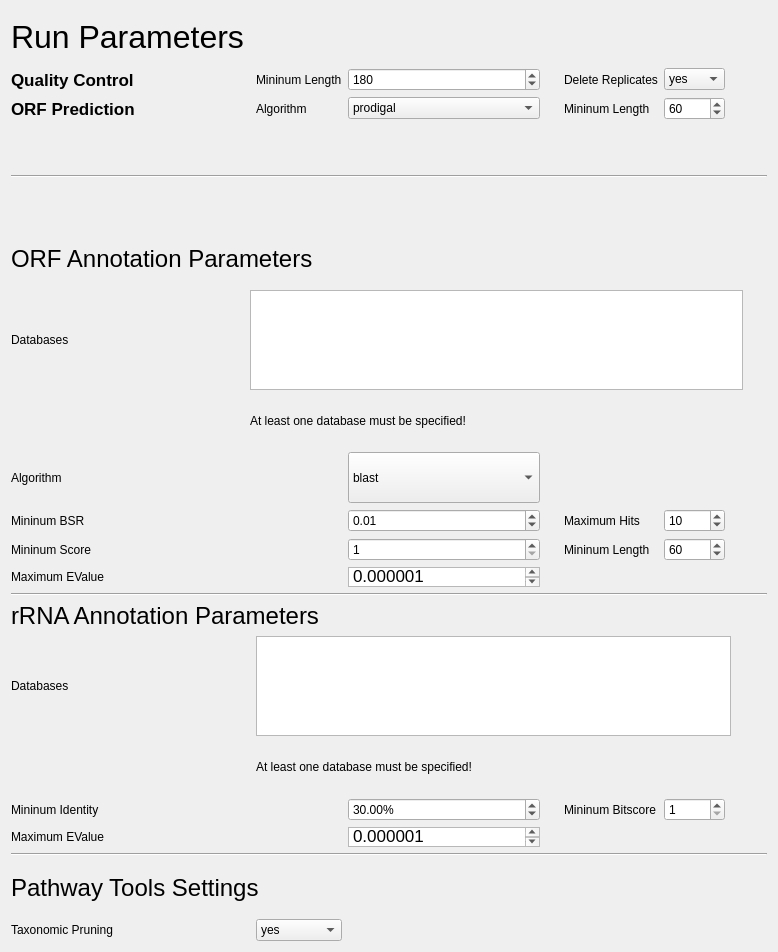
First picture: the form in SettingsTab.ui, repository hallamlab/MetaPathwaysGUI, before the edit.
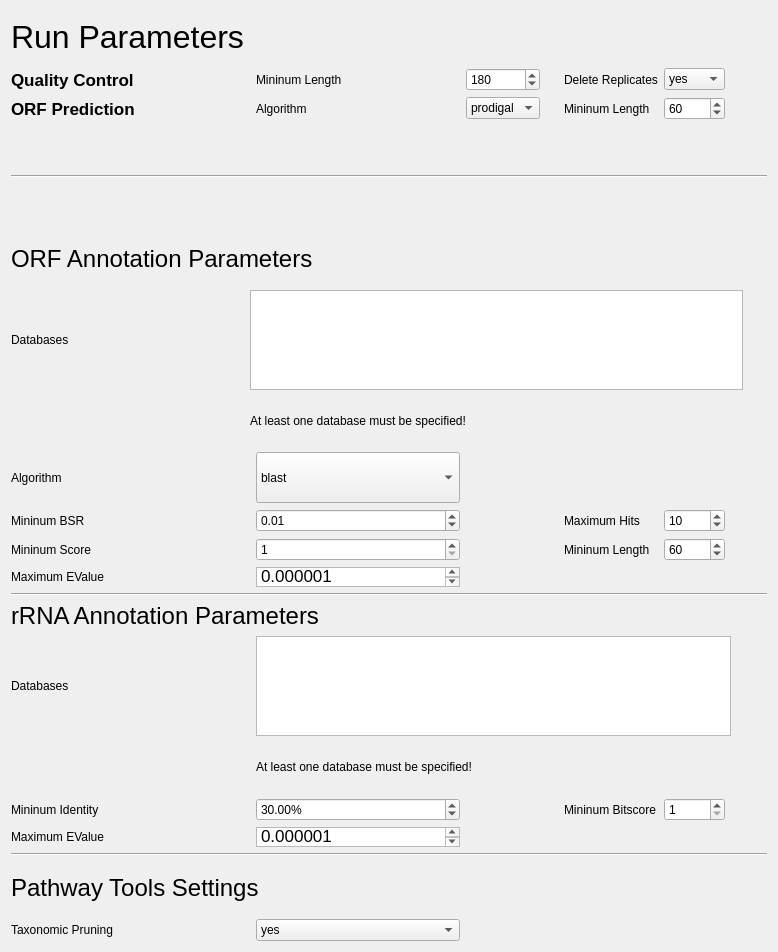
Second picture: the form after the edit.

What changed in the file:
```diff
--- a/SettingsTab.ui
+++ b/SettingsTab.ui
@@ -40,16 +40,6 @@
      </property>
     </widget>
    </item>
-   <item row="14" column="3">
-    <widget class="QSpinBox" name="annotationMIN_SCORE">
-     <property name="minimum">
-      <number>1</number>
-     </property>
-     <property name="maximum">
-      <number>10000</number>
-     </property>
-    </widget>
-   </item>
    <item row="4" column="0">
     <widget class="QLabel" name="label">
      <property name="font">
@@ -133,29 +123,6 @@
      </property>
     </widget>
    </item>
-   <item row="15" column="3">
-    <widget class="QTextEdit" name="annotationMAX_EVALUE">
-     <property name="minimumSize">
-      <size>
-       <width>139</width>
-       <height>0</height>
-      </size>
-     </property>
-     <property name="maximumSize">
-      <size>
-       <width>16777215</width>
-       <height>20</height>
-      </size>
-     </property>
-     <property name="html">
-      <string>&lt;!DOCTYPE HTML PUBLIC &quot;-//W3C//DTD HTML 4.0//EN&quot; &quot;http://www.w3.org/TR/REC-html40/strict.dtd&quot;&gt;
-&lt;html&gt;&lt;head&gt;&lt;meta name=&quot;qrichtext&quot; content=&quot;1&quot; /&gt;&lt;style type=&quot;text/css&quot;&gt;
-p, li { white-space: pre-wrap; }
-&lt;/style&gt;&lt;/head&gt;&lt;body style=&quot; font-family:'Lucida Grande'; font-size:13pt; font-weight:400; font-style:normal;&quot;&gt;
-&lt;p style=&quot; margin-top:0px; margin-bottom:0px; margin-left:0px; margin-right:0px; -qt-block-indent:0; text-indent:0px;&quot;&gt;0.000001&lt;/p&gt;&lt;/body&gt;&lt;/html&gt;</string>
-     </property>
-    </widget>
-   </item>
    <item row="14" column="0" colspan="2">
     <widget class="QLabel" name="label_12">
      <property name="text">
@@ -205,49 +172,6 @@
      </property>
     </widget>
    </item>
-   <item row="12" column="3">
-    <widget class="QComboBox" name="annotationALGORITHM">
-     <property name="sizePolicy">
-      <sizepolicy hsizetype="Preferred" vsizetype="Preferred">
-       <horstretch>0</horstretch>
-       <verstretch>0</verstretch>
-      </sizepolicy>
-     </property>
-     <property name="editable">
-      <bool>false</bool>
-     </property>
-     <property name="maxCount">
-      <number>10</number>
-     </property>
-     <item>
-      <property name="text">
-       <string>blast</string>
-      </property>
-     </item>
-     <item>
-      <property name="text">
-       <string>last</string>
-      </property>
-     </item>
-    </widget>
-   </item>
-   <item row="21" column="3">
-    <widget class="QTextEdit" name="rrnaMAX_EVALUE">
-     <property name="maximumSize">
-      <size>
-       <width>16777215</width>
-       <height>20</height>
-      </size>
-     </property>
-     <property name="html">
-      <string>&lt;!DOCTYPE HTML PUBLIC &quot;-//W3C//DTD HTML 4.0//EN&quot; &quot;http://www.w3.org/TR/REC-html40/strict.dtd&quot;&gt;
-&lt;html&gt;&lt;head&gt;&lt;meta name=&quot;qrichtext&quot; content=&quot;1&quot; /&gt;&lt;style type=&quot;text/css&quot;&gt;
-p, li { white-space: pre-wrap; }
-&lt;/style&gt;&lt;/head&gt;&lt;body style=&quot; font-family:'Lucida Grande'; font-size:13pt; font-weight:400; font-style:normal;&quot;&gt;
-&lt;p style=&quot; margin-top:0px; margin-bottom:0px; margin-left:0px; margin-right:0px; -qt-block-indent:0; text-indent:0px;&quot;&gt;0.000001&lt;/p&gt;&lt;/body&gt;&lt;/html&gt;</string>
-     </property>
-    </widget>
-   </item>
    <item row="5" column="2">
     <widget class="QLabel" name="label_5">
      <property name="sizePolicy">
@@ -275,22 +199,6 @@
      </property>
     </widget>
    </item>
-   <item row="13" column="3">
-    <widget class="QDoubleSpinBox" name="annotationMIN_BSR">
-     <property name="minimum">
-      <double>0.000000000000000</double>
-     </property>
-     <property name="maximum">
-      <double>1.000000000000000</double>
-     </property>
-     <property name="singleStep">
-      <double>0.010000000000000</double>
-     </property>
-     <property name="value">
-      <double>0.010000000000000</double>
-     </property>
-    </widget>
-   </item>
    <item row="20" column="8">
     <widget class="QSpinBox" name="rrnaMIN_BITSCORE">
      <property name="minimum">
@@ -426,25 +334,6 @@
      </property>
     </widget>
    </item>
-   <item row="20" column="3">
-    <widget class="QDoubleSpinBox" name="rrnaMIN_IDENTITY">
-     <property name="suffix">
-      <string>%</string>
-     </property>
-     <property name="decimals">
-      <number>2</number>
-     </property>
-     <property name="minimum">
-      <double>0.000000000000000</double>
-     </property>
-     <property name="singleStep">
-      <double>1.000000000000000</double>
-     </property>
-     <property name="value">
-      <double>30.000000000000000</double>
-     </property>
-    </widget>
-   </item>
    <item row="13" column="8">
     <widget class="QSpinBox" name="annotationMAX_HITS">
      <property name="minimum">
@@ -536,6 +425,117 @@
      </property>
     </widget>
    </item>
+   <item row="12" column="2">
+    <widget class="QComboBox" name="annotationALGORITHM">
+     <property name="sizePolicy">
+      <sizepolicy hsizetype="Preferred" vsizetype="Preferred">
+       <horstretch>0</horstretch>
+       <verstretch>0</verstretch>
+      </sizepolicy>
+     </property>
+     <property name="editable">
+      <bool>false</bool>
+     </property>
+     <property name="maxCount">
+      <number>10</number>
+     </property>
+     <item>
+      <property name="text">
+       <string>blast</string>
+      </property>
+     </item>
+     <item>
+      <property name="text">
+       <string>last</string>
+      </property>
+     </item>
+    </widget>
+   </item>
+   <item row="13" column="2">
+    <widget class="QDoubleSpinBox" name="annotationMIN_BSR">
+     <property name="minimum">
+      <double>0.000000000000000</double>
+     </property>
+     <property name="maximum">
+      <double>1.000000000000000</double>
+     </property>
+     <property name="singleStep">
+      <double>0.010000000000000</double>
+     </property>
+     <property name="value">
+      <double>0.010000000000000</double>
+     </property>
+    </widget>
+   </item>
+   <item row="14" column="2">
+    <widget class="QSpinBox" name="annotationMIN_SCORE">
+     <property name="minimum">
+      <number>1</number>
+     </property>
+     <property name="maximum">
+      <number>10000</number>
+     </property>
+    </widget>
+   </item>
+   <item row="15" column="2">
+    <widget class="QTextEdit" name="annotationMAX_EVALUE">
+     <property name="minimumSize">
+      <size>
+       <width>139</width>
+       <height>0</height>
+      </size>
+     </property>
+     <property name="maximumSize">
+      <size>
+       <width>16777215</width>
+       <height>20</height>
+      </size>
+     </property>
+     <property name="html">
+      <string>&lt;!DOCTYPE HTML PUBLIC &quot;-//W3C//DTD HTML 4.0//EN&quot; &quot;http://www.w3.org/TR/REC-html40/strict.dtd&quot;&gt;
+&lt;html&gt;&lt;head&gt;&lt;meta name=&quot;qrichtext&quot; content=&quot;1&quot; /&gt;&lt;style type=&quot;text/css&quot;&gt;
+p, li { white-space: pre-wrap; }
+&lt;/style&gt;&lt;/head&gt;&lt;body style=&quot; font-family:'Lucida Grande'; font-size:13pt; font-weight:400; font-style:normal;&quot;&gt;
+&lt;p style=&quot; margin-top:0px; margin-bottom:0px; margin-left:0px; margin-right:0px; -qt-block-indent:0; text-indent:0px;&quot;&gt;0.000001&lt;/p&gt;&lt;/body&gt;&lt;/html&gt;</string>
+     </property>
+    </widget>
+   </item>
+   <item row="20" column="2">
+    <widget class="QDoubleSpinBox" name="rrnaMIN_IDENTITY">
+     <property name="suffix">
+      <string>%</string>
+     </property>
+     <property name="decimals">
+      <number>2</number>
+     </property>
+     <property name="minimum">
+      <double>0.000000000000000</double>
+     </property>
+     <property name="singleStep">
+      <double>1.000000000000000</double>
+     </property>
+     <property name="value">
+      <double>30.000000000000000</double>
+     </property>
+    </widget>
+   </item>
+   <item row="21" column="2">
+    <widget class="QTextEdit" name="rrnaMAX_EVALUE">
+     <property name="maximumSize">
+      <size>
+       <width>16777215</width>
+       <height>20</height>
+      </size>
+     </property>
+     <property name="html">
+      <string>&lt;!DOCTYPE HTML PUBLIC &quot;-//W3C//DTD HTML 4.0//EN&quot; &quot;http://www.w3.org/TR/REC-html40/strict.dtd&quot;&gt;
+&lt;html&gt;&lt;head&gt;&lt;meta name=&quot;qrichtext&quot; content=&quot;1&quot; /&gt;&lt;style type=&quot;text/css&quot;&gt;
+p, li { white-space: pre-wrap; }
+&lt;/style&gt;&lt;/head&gt;&lt;body style=&quot; font-family:'Lucida Grande'; font-size:13pt; font-weight:400; font-style:normal;&quot;&gt;
+&lt;p style=&quot; margin-top:0px; margin-bottom:0px; margin-left:0px; margin-right:0px; -qt-block-indent:0; text-indent:0px;&quot;&gt;0.000001&lt;/p&gt;&lt;/body&gt;&lt;/html&gt;</string>
+     </property>
+    </widget>
+   </item>
   </layout>
  </widget>
  <resources/>
```
